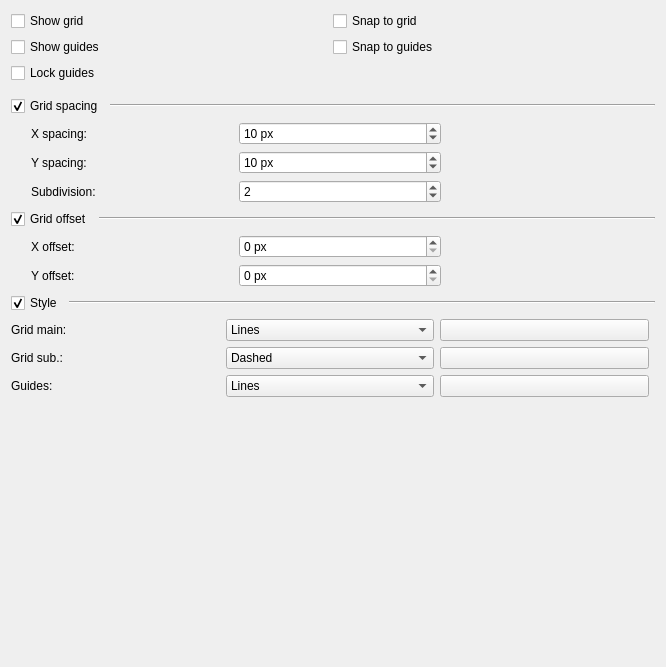
Above: plugins/extensions/dockers/griddocker/grid_config_widget.ui from KDE/krita before the change. Below: the same form after it.
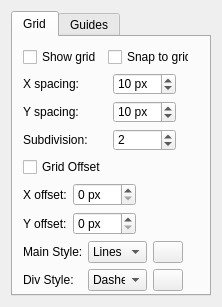
That is the form after the change. Custom widgets are drawn as their Qt base class.

Commit message: UI - update grid and guides tool options

What changed in the file:
```diff
--- a/plugins/extensions/dockers/griddocker/grid_config_widget.ui
+++ b/plugins/extensions/dockers/griddocker/grid_config_widget.ui
@@ -6,8 +6,8 @@
    <rect>
     <x>0</x>
     <y>0</y>
-    <width>666</width>
-    <height>667</height>
+    <width>222</width>
+    <height>307</height>
    </rect>
   </property>
   <property name="minimumSize">
@@ -19,12 +19,34 @@
   <property name="windowTitle">
    <string>Form</string>
   </property>
+  <layout class="QGridLayout" name="gridLayout_5">
+   <item row="0" column="0">
+    <widget class="QTabWidget" name="tabWidget">
+     <property name="minimumSize">
+      <size>
+       <width>187</width>
+       <height>280</height>
+      </size>
+     </property>
+     <property name="currentIndex">
+      <number>0</number>
+     </property>
+     <widget class="QWidget" name="tab">
+      <attribute name="title">
+       <string>Grid</string>
+      </attribute>
+      <widget class="QWidget" name="verticalLayoutWidget">
+       <property name="geometry">
+        <rect>
+         <x>10</x>
+         <y>10</y>
+         <width>166</width>
+         <height>244</height>
+        </rect>
+       </property>
   <layout class="QVBoxLayout" name="verticalLayout">
    <item>
-    <layout class="QHBoxLayout" name="horizontalLayout_3">
-     <property name="rightMargin">
-      <number>6</number>
-     </property>
+         <layout class="QHBoxLayout" name="horizontalLayout">
      <item>
       <widget class="QCheckBox" name="chkShowGrid">
        <property name="text">
@@ -41,106 +63,26 @@
      </item>
     </layout>
    </item>
-   <item>
-    <layout class="QHBoxLayout" name="horizontalLayout_4">
-     <property name="rightMargin">
-      <number>6</number>
-     </property>
-     <item>
-      <widget class="QCheckBox" name="chkShowGuides">
-       <property name="text">
-        <string>Show guides</string>
-       </property>
-      </widget>
-     </item>
-     <item>
-      <widget class="QCheckBox" name="chkSnapToGuides">
-       <property name="text">
-        <string>Snap to guides</string>
-       </property>
-      </widget>
-     </item>
-    </layout>
-   </item>
-   <item>
-    <widget class="QCheckBox" name="chkLockGuides">
-     <property name="text">
-      <string>Lock guides</string>
-     </property>
-    </widget>
-   </item>
-   <item>
-    <spacer name="verticalSpacer">
-     <property name="orientation">
-      <enum>Qt::Vertical</enum>
-     </property>
-     <property name="sizeType">
-      <enum>QSizePolicy::Fixed</enum>
-     </property>
-     <property name="sizeHint" stdset="0">
-      <size>
-       <width>20</width>
-       <height>7</height>
-      </size>
-     </property>
-    </spacer>
-   </item>
-   <item>
-    <layout class="QHBoxLayout" name="horizontalLayout_5">
-     <item>
-      <widget class="QCheckBox" name="chkSpacing">
-       <property name="text">
-        <string>Grid spacing</string>
-       </property>
-       <property name="checked">
-        <bool>true</bool>
-       </property>
-      </widget>
-     </item>
-     <item>
-      <widget class="Line" name="line_3">
-       <property name="sizePolicy">
-        <sizepolicy hsizetype="Expanding" vsizetype="Fixed">
-         <horstretch>0</horstretch>
-         <verstretch>0</verstretch>
-        </sizepolicy>
-       </property>
-       <property name="orientation">
-        <enum>Qt::Horizontal</enum>
-       </property>
-      </widget>
-     </item>
-    </layout>
-   </item>
    <item>
     <layout class="QGridLayout" name="gridLayout">
      <property name="rightMargin">
       <number>6</number>
      </property>
-     <item row="0" column="0" rowspan="3">
-      <spacer name="horizontalSpacer_4">
-       <property name="orientation">
-        <enum>Qt::Horizontal</enum>
-       </property>
-       <property name="sizeType">
-        <enum>QSizePolicy::Fixed</enum>
-       </property>
-       <property name="sizeHint" stdset="0">
-        <size>
-         <width>20</width>
-         <height>0</height>
-        </size>
-       </property>
-      </spacer>
-     </item>
-     <item row="0" column="1">
+          <item row="1" column="0">
+           <widget class="QLabel" name="lblYSpacing">
+            <property name="text">
+             <string>Y spacing:</string>
+            </property>
+           </widget>
+          </item>
+          <item row="0" column="0">
       <widget class="QLabel" name="lblXSpacing">
        <property name="text">
         <string>X spacing:</string>
        </property>
       </widget>
      </item>
-     <item row="0" column="2">
+          <item row="0" column="1">
       <widget class="QSpinBox" name="intHSpacing">
        <property name="suffix">
         <string> px</string>
@@ -156,17 +98,7 @@
        </property>
       </widget>
      </item>
-     <item row="0" column="3" rowspan="2">
-      <widget class="KoAspectButton" name="spacingAspectButton" native="true"/>
-     </item>
      <item row="1" column="1">
-      <widget class="QLabel" name="lblYSpacing">
-       <property name="text">
-        <string>Y spacing:</string>
-       </property>
-      </widget>
-     </item>
-     <item row="1" column="2">
       <widget class="QSpinBox" name="intVSpacing">
        <property name="suffix">
         <string> px</string>
@@ -183,49 +115,35 @@
       </widget>
      </item>
      <item row="2" column="1">
+           <widget class="QSpinBox" name="intSubdivision">
+            <property name="minimum">
+             <number>1</number>
+            </property>
+            <property name="maximum">
+             <number>10</number>
+            </property>
+            <property name="value">
+             <number>2</number>
+            </property>
+           </widget>
+          </item>
+          <item row="2" column="0">
       <widget class="QLabel" name="lblSubdivision">
        <property name="text">
         <string>Subdivision:</string>
        </property>
       </widget>
      </item>
-     <item row="2" column="2">
-      <widget class="QSpinBox" name="intSubdivision">
-       <property name="minimum">
-        <number>1</number>
-       </property>
-       <property name="maximum">
-        <number>10</number>
-       </property>
-       <property name="value">
-        <number>2</number>
-       </property>
-      </widget>
-     </item>
-    </layout>
-   </item>
-   <item>
-    <layout class="QHBoxLayout" name="horizontalLayout_2">
-     <item>
+          <item row="0" column="2" rowspan="2">
+           <widget class="KoAspectButton" name="spacingAspectButton" native="true"/>
+          </item>
+          <item row="3" column="0">
       <widget class="QCheckBox" name="chkOffset">
        <property name="text">
-        <string>Grid offset</string>
+             <string>Grid Offset</string>
        </property>
        <property name="checked">
-        <bool>true</bool>
-       </property>
-      </widget>
-     </item>
-     <item>
-      <widget class="Line" name="line">
-       <property name="sizePolicy">
-        <sizepolicy hsizetype="Expanding" vsizetype="Fixed">
-         <horstretch>0</horstretch>
-         <verstretch>0</verstretch>
-        </sizepolicy>
-       </property>
-       <property name="orientation">
-        <enum>Qt::Horizontal</enum>
+             <bool>false</bool>
        </property>
       </widget>
      </item>
@@ -236,30 +154,14 @@
      <property name="rightMargin">
       <number>6</number>
      </property>
-     <item row="0" column="0" rowspan="2">
-      <spacer name="horizontalSpacer_3">
-       <property name="orientation">
-        <enum>Qt::Horizontal</enum>
-       </property>
-       <property name="sizeType">
-        <enum>QSizePolicy::Fixed</enum>
-       </property>
-       <property name="sizeHint" stdset="0">
-        <size>
-         <width>20</width>
-         <height>0</height>
-        </size>
-       </property>
-      </spacer>
-     </item>
-     <item row="0" column="1">
+          <item row="0" column="0">
       <widget class="QLabel" name="lblXOffset">
        <property name="text">
         <string>X offset:</string>
        </property>
       </widget>
      </item>
-     <item row="0" column="2">
+          <item row="0" column="1">
       <widget class="QSpinBox" name="intXOffset">
        <property name="suffix">
         <string> px</string>
@@ -272,56 +174,29 @@
        </property>
       </widget>
      </item>
-     <item row="0" column="3" rowspan="2">
+          <item row="1" column="1">
+           <widget class="QSpinBox" name="intYOffset">
+            <property name="suffix">
+             <string> px</string>
+            </property>
+            <property name="maximum">
+             <number>500</number>
+            </property>
+            <property name="value">
+             <number>0</number>
+            </property>
+           </widget>
+          </item>
+          <item row="0" column="2" rowspan="2">
       <widget class="KoAspectButton" name="offsetAspectButton" native="true"/>
      </item>
-     <item row="1" column="1">
+          <item row="1" column="0">
       <widget class="QLabel" name="lblYOffset">
        <property name="text">
         <string>Y offset:</string>
        </property>
       </widget>
      </item>
-     <item row="1" column="2">
-      <widget class="QSpinBox" name="intYOffset">
-       <property name="suffix">
-        <string> px</string>
-       </property>
-       <property name="maximum">
-        <number>500</number>
-       </property>
-       <property name="value">
-        <number>0</number>
-       </property>
-      </widget>
-     </item>
-    </layout>
-   </item>
-   <item>
-    <layout class="QHBoxLayout" name="horizontalLayout">
-     <item>
-      <widget class="QCheckBox" name="chkStyle">
-       <property name="text">
-        <string>Style</string>
-       </property>
-       <property name="checked">
-        <bool>true</bool>
-       </property>
-      </widget>
-     </item>
-     <item>
-      <widget class="Line" name="line_2">
-       <property name="sizePolicy">
-        <sizepolicy hsizetype="Expanding" vsizetype="Fixed">
-         <horstretch>0</horstretch>
-         <verstretch>0</verstretch>
-        </sizepolicy>
-       </property>
-       <property name="orientation">
-        <enum>Qt::Horizontal</enum>
-       </property>
-      </widget>
-     </item>
     </layout>
    </item>
    <item>
@@ -332,7 +207,7 @@
      <item row="0" column="0">
       <widget class="QLabel" name="lblMainStyle">
        <property name="text">
-        <string>Grid main:</string>
+             <string>Main Style:</string>
        </property>
        <property name="alignment">
         <set>Qt::AlignLeading|Qt::AlignLeft|Qt::AlignVCenter</set>
@@ -361,71 +236,6 @@
        </item>
       </widget>
      </item>
-     <item row="0" column="2">
-      <widget class="KColorButton" name="colorMain">
-       <property name="sizePolicy">
-        <sizepolicy hsizetype="Ignored" vsizetype="Fixed">
-         <horstretch>0</horstretch>
-         <verstretch>0</verstretch>
-        </sizepolicy>
-       </property>
-       <property name="minimumSize">
-        <size>
-         <width>30</width>
-         <height>0</height>
-        </size>
-       </property>
-       <property name="text">
-        <string/>
-       </property>
-       <property name="color" stdset="0">
-        <color>
-         <red>0</red>
-         <green>0</green>
-         <blue>0</blue>
-        </color>
-       </property>
-       <property name="defaultColor" stdset="0">
-        <color>
-         <red>0</red>
-         <green>0</green>
-         <blue>0</blue>
-        </color>
-       </property>
-      </widget>
-     </item>
-     <item row="1" column="0">
-      <widget class="QLabel" name="lblSubdivisionStyle">
-       <property name="text">
-        <string>Grid sub.:</string>
-       </property>
-       <property name="alignment">
-        <set>Qt::AlignLeading|Qt::AlignLeft|Qt::AlignVCenter</set>
-       </property>
-      </widget>
-     </item>
-     <item row="1" column="1">
-      <widget class="KComboBox" name="selectSubdivisionStyle">
-       <property name="currentIndex">
-        <number>1</number>
-       </property>
-       <item>
-        <property name="text">
-         <string>Lines</string>
-        </property>
-       </item>
-       <item>
-        <property name="text">
-         <string>Dashed</string>
-        </property>
-       </item>
-       <item>
-        <property name="text">
-         <string>Dots</string>
-        </property>
-       </item>
-      </widget>
-     </item>
      <item row="1" column="2">
       <widget class="KColorButton" name="colorSubdivision">
        <property name="sizePolicy">
@@ -459,8 +269,138 @@
        </property>
       </widget>
      </item>
-     <item row="2" column="0">
+          <item row="1" column="1">
+           <widget class="KComboBox" name="selectSubdivisionStyle">
+            <property name="currentIndex">
+             <number>1</number>
+            </property>
+            <item>
+             <property name="text">
+              <string>Lines</string>
+             </property>
+            </item>
+            <item>
+             <property name="text">
+              <string>Dashed</string>
+             </property>
+            </item>
+            <item>
+             <property name="text">
+              <string>Dots</string>
+             </property>
+            </item>
+           </widget>
+          </item>
+          <item row="1" column="0">
+           <widget class="QLabel" name="lblSubdivisionStyle">
+            <property name="text">
+             <string>Div Style:</string>
+            </property>
+            <property name="alignment">
+             <set>Qt::AlignLeading|Qt::AlignLeft|Qt::AlignVCenter</set>
+            </property>
+           </widget>
+          </item>
+          <item row="0" column="2">
+           <widget class="KColorButton" name="colorMain">
+            <property name="sizePolicy">
+             <sizepolicy hsizetype="Ignored" vsizetype="Fixed">
+              <horstretch>0</horstretch>
+              <verstretch>0</verstretch>
+             </sizepolicy>
+            </property>
+            <property name="minimumSize">
+             <size>
+              <width>30</width>
+              <height>0</height>
+             </size>
+            </property>
+            <property name="text">
+             <string/>
+            </property>
+            <property name="color" stdset="0">
+             <color>
+              <red>0</red>
+              <green>0</green>
+              <blue>0</blue>
+             </color>
+            </property>
+            <property name="defaultColor" stdset="0">
+             <color>
+              <red>0</red>
+              <green>0</green>
+              <blue>0</blue>
+             </color>
+            </property>
+           </widget>
+          </item>
+         </layout>
+        </item>
+        <item>
+         <spacer name="verticalSpacer">
+          <property name="orientation">
+           <enum>Qt::Vertical</enum>
+          </property>
+          <property name="sizeHint" stdset="0">
+           <size>
+            <width>20</width>
+            <height>40</height>
+           </size>
+          </property>
+         </spacer>
+        </item>
+       </layout>
+      </widget>
+     </widget>
+     <widget class="QWidget" name="tab_2">
+      <attribute name="title">
+       <string>Guides</string>
+      </attribute>
+      <widget class="QWidget" name="verticalLayoutWidget_2">
+       <property name="geometry">
+        <rect>
+         <x>10</x>
+         <y>0</y>
+         <width>181</width>
+         <height>121</height>
+        </rect>
+       </property>
+       <layout class="QVBoxLayout" name="verticalLayout_2">
+        <item>
+         <layout class="QGridLayout" name="gridLayout_4">
+          <item row="0" column="0">
+           <widget class="QCheckBox" name="chkShowGuides">
+            <property name="text">
+             <string>Show guides</string>
+            </property>
+           </widget>
+          </item>
+          <item row="0" column="1">
+           <widget class="QCheckBox" name="chkSnapToGuides">
+            <property name="text">
+             <string>Snap to guides</string>
+            </property>
+           </widget>
+          </item>
+          <item row="1" column="0">
+           <widget class="QCheckBox" name="chkLockGuides">
+            <property name="text">
+             <string>Lock guides</string>
+            </property>
+           </widget>
+          </item>
+         </layout>
+        </item>
+        <item>
+         <layout class="QHBoxLayout" name="horizontalLayout_2">
+          <item>
       <widget class="QLabel" name="lblGuidesStyle">
+            <property name="sizePolicy">
+             <sizepolicy hsizetype="Fixed" vsizetype="Preferred">
+              <horstretch>0</horstretch>
+              <verstretch>0</verstretch>
+             </sizepolicy>
+            </property>
        <property name="text">
         <string>Guides:</string>
        </property>
@@ -469,7 +409,7 @@
        </property>
       </widget>
      </item>
-     <item row="2" column="1">
+          <item>
       <widget class="KComboBox" name="selectGuidesStyle">
        <property name="currentIndex">
         <number>0</number>
@@ -491,10 +431,10 @@
        </item>
       </widget>
      </item>
-     <item row="2" column="2">
+          <item>
       <widget class="KColorButton" name="colorGuides">
        <property name="sizePolicy">
-        <sizepolicy hsizetype="Ignored" vsizetype="Fixed">
+             <sizepolicy hsizetype="Fixed" vsizetype="Fixed">
          <horstretch>0</horstretch>
          <verstretch>0</verstretch>
         </sizepolicy>
@@ -526,32 +466,24 @@
      </item>
     </layout>
    </item>
-   <item>
-    <spacer name="verticalSpacer_2">
-     <property name="orientation">
-      <enum>Qt::Vertical</enum>
-     </property>
-     <property name="sizeHint" stdset="0">
-      <size>
-       <width>20</width>
-       <height>34</height>
-      </size>
-     </property>
-    </spacer>
+       </layout>
+      </widget>
+     </widget>
+    </widget>
    </item>
   </layout>
  </widget>
  <customwidgets>
-  <customwidget>
-   <class>KComboBox</class>
-   <extends>QComboBox</extends>
-   <header>kcombobox.h</header>
-  </customwidget>
   <customwidget>
    <class>KColorButton</class>
    <extends>QPushButton</extends>
    <header>kcolorbutton.h</header>
   </customwidget>
+  <customwidget>
+   <class>KComboBox</class>
+   <extends>QComboBox</extends>
+   <header>kcombobox.h</header>
+  </customwidget>
   <customwidget>
    <class>KoAspectButton</class>
    <extends>QWidget</extends>
```
Left out of the diff: 2 changed lines with no effect on the pictures. Lines whose indentation alone changed are shown as unchanged. The commit also changes 1 other file.
